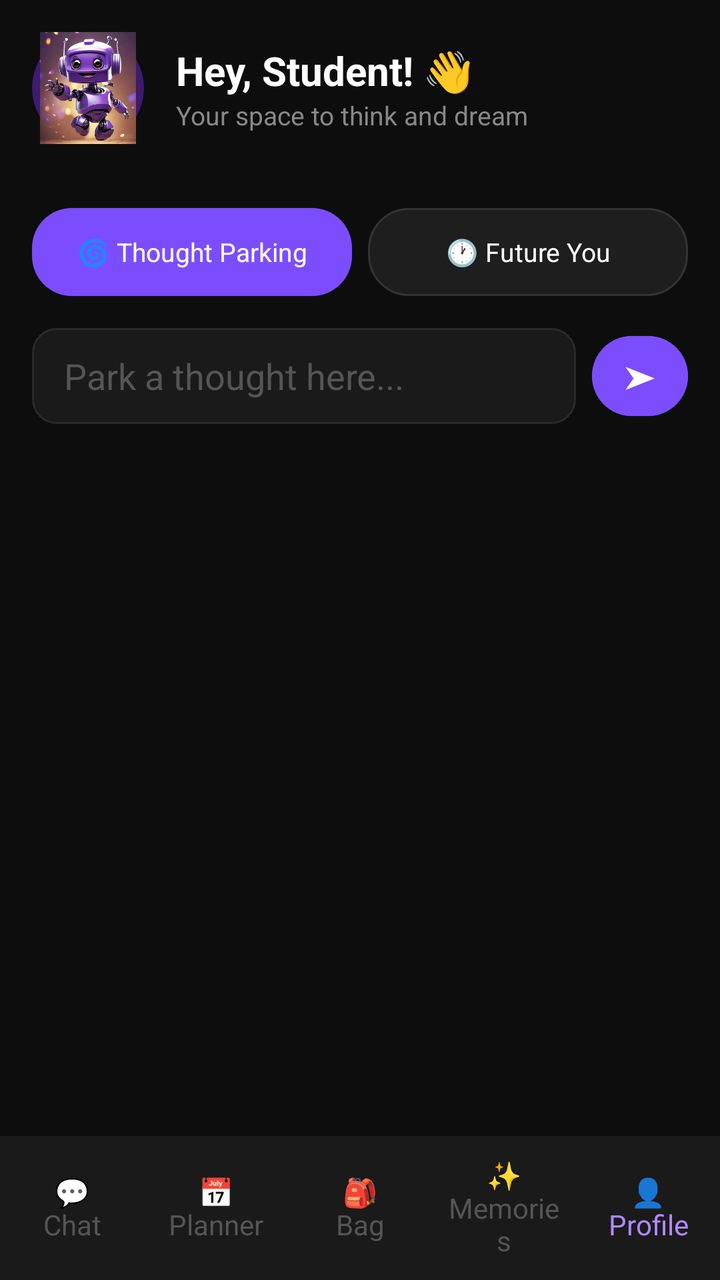
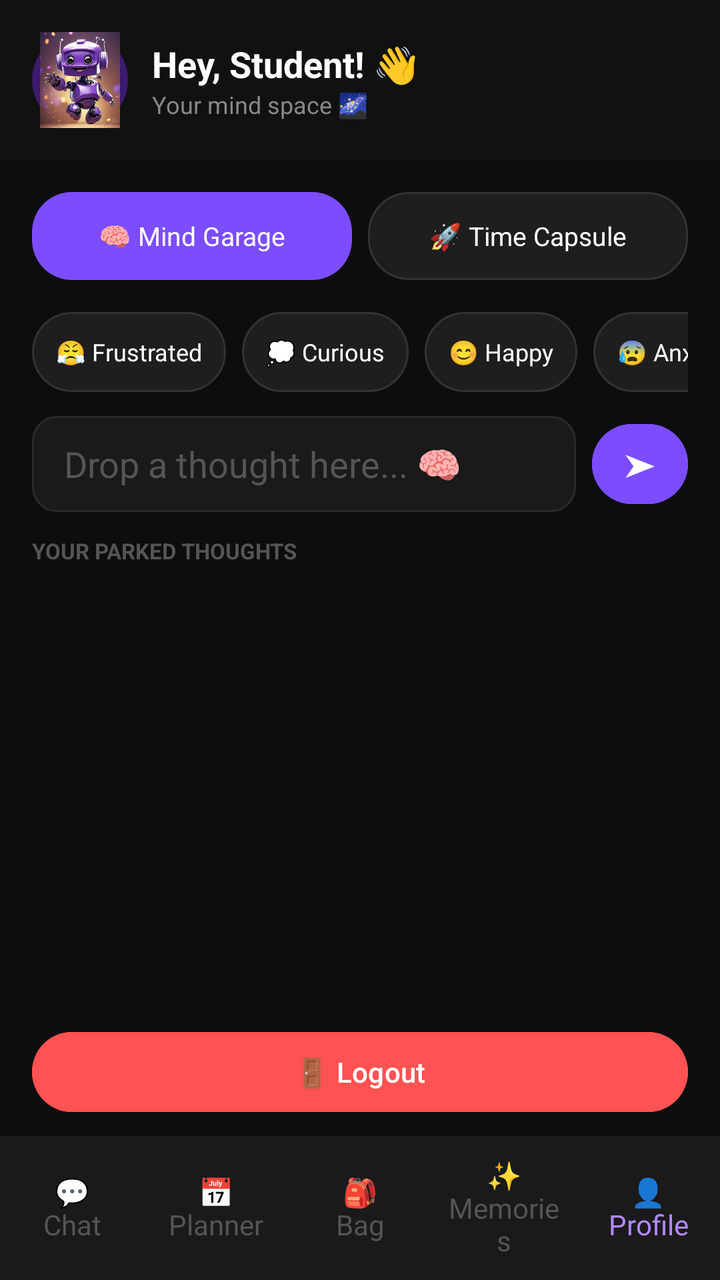

The first picture is an Android layout as it rendered before a commit; the second is the same layout after the commit. The layout source and the unified diff follow.
<!-- AndroidManifest.xml: application theme Theme.MindMate -->
<!-- res/layout/activity_profile.xml -->
<?xml version="1.0" encoding="utf-8"?>
<LinearLayout xmlns:android="http://schemas.android.com/apk/res/android"
    android:layout_width="match_parent"
    android:layout_height="match_parent"
    android:orientation="vertical"
    android:background="#0D0D0D">

    <LinearLayout
        android:layout_width="match_parent"
        android:layout_height="wrap_content"
        android:orientation="horizontal"
        android:padding="16dp"
        android:gravity="center_vertical">

        <ImageView
            android:layout_width="56dp"
            android:layout_height="56dp"
            android:src="@drawable/robot"
            android:scaleType="centerCrop"
            android:background="@drawable/circle_purple"
            android:padding="4dp"
            android:layout_marginEnd="16dp"/>

        <LinearLayout
            android:layout_width="wrap_content"
            android:layout_height="wrap_content"
            android:orientation="vertical">

            <TextView
                android:layout_width="wrap_content"
                android:layout_height="wrap_content"
                android:text="Hey, Student! 👋"
                android:textColor="#FFFFFF"
                android:textSize="20sp"
                android:textStyle="bold"/>

            <TextView
                android:layout_width="wrap_content"
                android:layout_height="wrap_content"
                android:text="Your space to think and dream"
                android:textColor="#888888"
                android:textSize="13sp"/>

        </LinearLayout>

    </LinearLayout>

    <LinearLayout
        android:layout_width="match_parent"
        android:layout_height="wrap_content"
        android:orientation="horizontal"
        android:padding="16dp">

        <TextView
            android:id="@+id/tabThought"
            android:layout_width="0dp"
            android:layout_height="44dp"
            android:layout_weight="1"
            android:text="🌀 Thought Parking"
            android:textColor="#FFFFFF"
            android:textSize="13sp"
            android:gravity="center"
            android:background="@drawable/chip_purple"
            android:layout_marginEnd="8dp"/>

        <TextView
            android:id="@+id/tabFuture"
            android:layout_width="0dp"
            android:layout_height="44dp"
            android:layout_weight="1"
            android:text="🕐 Future You"
            android:textColor="#FFFFFF"
            android:textSize="13sp"
            android:gravity="center"
            android:background="@drawable/chip_dark"/>

    </LinearLayout>

    <LinearLayout
        android:layout_width="match_parent"
        android:layout_height="wrap_content"
        android:orientation="horizontal"
        android:paddingStart="16dp"
        android:paddingEnd="16dp"
        android:paddingBottom="16dp"
        android:gravity="center_vertical">

        <EditText
            android:id="@+id/etThought"
            android:layout_width="0dp"
            android:layout_height="48dp"
            android:layout_weight="1"
            android:hint="Park a thought here..."
            android:textColor="#FFFFFF"
            android:textColorHint="#555555"
            android:paddingStart="16dp"
            android:paddingEnd="16dp"
            android:background="@drawable/edittext_dark"
            android:layout_marginEnd="8dp"/>

        <Button
            android:id="@+id/btnPark"
            android:layout_width="48dp"
            android:layout_height="48dp"
            android:text="➤"
            android:textSize="16sp"
            android:padding="0dp"
            android:backgroundTint="#7C4DFF"/>

    </LinearLayout>

    <androidx.recyclerview.widget.RecyclerView
        android:id="@+id/rvThoughts"
        android:layout_width="match_parent"
        android:layout_height="0dp"
        android:layout_weight="1"
        android:padding="16dp"
        android:clipToPadding="false"/>

    <LinearLayout
        android:layout_width="match_parent"
        android:layout_height="72dp"
        android:orientation="horizontal"
        android:background="#1A1A1A"
        android:gravity="center">

        <TextView
            android:id="@+id/navChat"
            android:layout_width="0dp"
            android:layout_height="match_parent"
            android:layout_weight="1"
            android:text="💬&#10;Chat"
            android:textColor="#555555"
            android:textSize="14sp"
            android:gravity="center"
            android:padding="8dp"/>

        <TextView
            android:id="@+id/navPlanner"
            android:layout_width="0dp"
            android:layout_height="match_parent"
            android:layout_weight="1"
            android:text="📅&#10;Planner"
            android:textColor="#555555"
            android:textSize="14sp"
            android:gravity="center"
            android:padding="8dp"/>

        <TextView
            android:id="@+id/navBag"
            android:layout_width="0dp"
            android:layout_height="match_parent"
            android:layout_weight="1"
            android:text="🎒&#10;Bag"
            android:textColor="#555555"
            android:textSize="14sp"
            android:gravity="center"
            android:padding="8dp"/>

        <TextView
            android:id="@+id/navMemories"
            android:layout_width="0dp"
            android:layout_height="match_parent"
            android:layout_weight="1"
            android:text="✨&#10;Memories"
            android:textColor="#555555"
            android:textSize="14sp"
            android:gravity="center"
            android:padding="8dp"/>

        <TextView
            android:id="@+id/navProfile"
            android:layout_width="0dp"
            android:layout_height="match_parent"
            android:layout_weight="1"
            android:text="👤&#10;Profile"
            android:textColor="#B388FF"
            android:textSize="14sp"
            android:gravity="center"
            android:padding="8dp"/>

    </LinearLayout>

</LinearLayout>
<!-- resources referenced by this layout -->
<resources>
  <!-- drawable chip_dark (drawable) -->
  <?xml version="1.0" encoding="utf-8"?>
  <shape xmlns:android="http://schemas.android.com/apk/res/android"
      android:shape="rectangle">
      <solid android:color="#1E1E1E"/>
      <corners android:radius="20dp"/>
      <stroke
          android:width="1dp"
          android:color="#333333"/>
  </shape>
  <!-- drawable chip_purple (drawable) -->
  <?xml version="1.0" encoding="utf-8"?>
  <shape xmlns:android="http://schemas.android.com/apk/res/android"
      android:shape="rectangle">
      <solid android:color="#7C4DFF"/>
      <corners android:radius="20dp"/>
  </shape>
  <!-- drawable circle_purple (drawable) -->
  <?xml version="1.0" encoding="utf-8"?>
  <shape xmlns:android="http://schemas.android.com/apk/res/android"
      android:shape="oval">
      <solid android:color="#3D1B6E"/>
  </shape>
  <!-- drawable edittext_dark (drawable) -->
  <?xml version="1.0" encoding="utf-8"?>
  <shape xmlns:android="http://schemas.android.com/apk/res/android"
      android:shape="rectangle">
      <solid android:color="#1A1A1A"/>
      <corners android:radius="12dp"/>
      <stroke
          android:width="1dp"
          android:color="#2A2A2A"/>
  </shape>
  <!-- drawable robot: png bitmap (drawable, 283376 bytes) -->
  <style name="Theme.MindMate" parent="Base.Theme.MindMate" />
  <style name="Base.Theme.MindMate" parent="Theme.Material3.DayNight.NoActionBar">
          
          
      </style>
</resources>

<!-- the commit's change to res/layout/activity_profile.xml (unified diff, before → after) -->
@@ -5,46 +5,51 @@
     android:orientation="vertical"
     android:background="#0D0D0D">
 
+    
     <LinearLayout
         android:layout_width="match_parent"
         android:layout_height="wrap_content"
         android:orientation="horizontal"
         android:padding="16dp"
-        android:gravity="center_vertical">
+        android:gravity="center_vertical"
+        android:background="#111111">
 
         <ImageView
-            android:layout_width="56dp"
-            android:layout_height="56dp"
+            android:layout_width="48dp"
+            android:layout_height="48dp"
             android:src="@drawable/robot"
             android:scaleType="centerCrop"
             android:background="@drawable/circle_purple"
             android:padding="4dp"
-            android:layout_marginEnd="16dp"/>
+            android:layout_marginEnd="12dp"/>
 
         <LinearLayout
-            android:layout_width="wrap_content"
-            android:layout_height="wrap_content"
+            android:layout_width="0dp"
+            android:layout_height="wrap_content"
+            android:layout_weight="1"
             android:orientation="vertical">
+
+            <TextView
+                android:id="@+id/tvStudentName"
+                android:layout_width="wrap_content"
+                android:layout_height="wrap_content"
+                android:text="Hey, Student! 👋"
+                android:textColor="#FFFFFF"
+                android:textSize="18sp"
+                android:textStyle="bold"/>
 
             <TextView
                 android:layout_width="wrap_content"
                 android:layout_height="wrap_content"
-                android:text="Hey, Student! 👋"
-                android:textColor="#FFFFFF"
-                android:textSize="20sp"
-                android:textStyle="bold"/>
-
-            <TextView
-                android:layout_width="wrap_content"
-                android:layout_height="wrap_content"
-                android:text="Your space to think and dream"
+                android:text="Your mind space 🌌"
                 android:textColor="#888888"
-                android:textSize="13sp"/>
+                android:textSize="12sp"/>
 
         </LinearLayout>
 
     </LinearLayout>
 
+    
     <LinearLayout
         android:layout_width="match_parent"
         android:layout_height="wrap_content"
@@ -56,7 +61,7 @@
             android:layout_width="0dp"
             android:layout_height="44dp"
             android:layout_weight="1"
-            android:text="🌀 Thought Parking"
+            android:text="🧠 Mind Garage"
             android:textColor="#FFFFFF"
             android:textSize="13sp"
             android:gravity="center"
@@ -68,7 +73,7 @@
             android:layout_width="0dp"
             android:layout_height="44dp"
             android:layout_weight="1"
-            android:text="🕐 Future You"
+            android:text="🚀 Time Capsule"
             android:textColor="#FFFFFF"
             android:textSize="13sp"
             android:gravity="center"
@@ -76,47 +81,354 @@
 
     </LinearLayout>
 
+    
     <LinearLayout
-        android:layout_width="match_parent"
-        android:layout_height="wrap_content"
-        android:orientation="horizontal"
-        android:paddingStart="16dp"
-        android:paddingEnd="16dp"
-        android:paddingBottom="16dp"
-        android:gravity="center_vertical">
-
-        <EditText
-            android:id="@+id/etThought"
-            android:layout_width="0dp"
-            android:layout_height="48dp"
-            android:layout_weight="1"
-            android:hint="Park a thought here..."
-            android:textColor="#FFFFFF"
-            android:textColorHint="#555555"
+        android:id="@+id/thoughtLayout"
+        android:layout_width="match_parent"
+        android:layout_height="0dp"
+        android:layout_weight="1"
+        android:orientation="vertical">
+
+        
+        <HorizontalScrollView
+            android:layout_width="match_parent"
+            android:layout_height="wrap_content"
+            android:scrollbars="none"
             android:paddingStart="16dp"
             android:paddingEnd="16dp"
-            android:background="@drawable/edittext_dark"
-            android:layout_marginEnd="8dp"/>
-
-        <Button
-            android:id="@+id/btnPark"
-            android:layout_width="48dp"
-            android:layout_height="48dp"
-            android:text="➤"
-            android:textSize="16sp"
-            android:padding="0dp"
-            android:backgroundTint="#7C4DFF"/>
+            android:paddingBottom="12dp">
+
+            <LinearLayout
+                android:id="@+id/moodContainer"
+                android:layout_width="wrap_content"
+                android:layout_height="wrap_content"
+                android:orientation="horizontal">
+
+                <TextView
+                    android:id="@+id/moodFrustrated"
+                    android:layout_width="wrap_content"
+                    android:layout_height="40dp"
+                    android:text="😤 Frustrated"
+                    android:textColor="#FFFFFF"
+                    android:textSize="12sp"
+                    android:gravity="center"
+                    android:paddingStart="12dp"
+                    android:paddingEnd="12dp"
+                    android:layout_marginEnd="8dp"
+                    android:background="@drawable/chip_dark"/>
+
+                <TextView
+                    android:id="@+id/moodCurious"
+                    android:layout_width="wrap_content"
+                    android:layout_height="40dp"
+                    android:text="💭 Curious"
+                    android:textColor="#FFFFFF"
+                    android:textSize="12sp"
+                    android:gravity="center"
+                    android:paddingStart="12dp"
+                    android:paddingEnd="12dp"
+                    android:layout_marginEnd="8dp"
+                    android:background="@drawable/chip_dark"/>
+
+                <TextView
+                    android:id="@+id/moodHappy"
+                    android:layout_width="wrap_content"
+                    android:layout_height="40dp"
+                    android:text="😊 Happy"
+                    android:textColor="#FFFFFF"
+                    android:textSize="12sp"
+                    android:gravity="center"
+                    android:paddingStart="12dp"
+                    android:paddingEnd="12dp"
+                    android:layout_marginEnd="8dp"
+                    android:background="@drawable/chip_dark"/>
+
+                <TextView
+                    android:id="@+id/moodAnxious"
+                    android:layout_width="wrap_content"
+                    android:layout_height="40dp"
+                    android:text="😰 Anxious"
+                    android:textColor="#FFFFFF"
+                    android:textSize="12sp"
+                    android:gravity="center"
+                    android:paddingStart="12dp"
+                    android:paddingEnd="12dp"
+                    android:layout_marginEnd="8dp"
+                    android:background="@drawable/chip_dark"/>
+
+                <TextView
+                    android:id="@+id/moodIdea"
+                    android:layout_width="wrap_content"
+                    android:layout_height="40dp"
+                    android:text="💡 Idea"
+                    android:textColor="#FFFFFF"
+                    android:textSize="12sp"
+                    android:gravity="center"
+                    android:paddingStart="12dp"
+                    android:paddingEnd="12dp"
+                    android:layout_marginEnd="8dp"
+                    android:background="@drawable/chip_dark"/>
+
+                <TextView
+                    android:id="@+id/moodMotivated"
+                    android:layout_width="wrap_content"
+                    android:layout_height="40dp"
+                    android:text="🔥 Motivated"
+                    android:textColor="#FFFFFF"
+                    android:textSize="12sp"
+                    android:gravity="center"
+                    android:paddingStart="12dp"
+                    android:paddingEnd="12dp"
+                    android:background="@drawable/chip_dark"/>
+
+            </LinearLayout>
+
+        </HorizontalScrollView>
+
+        
+        <LinearLayout
+            android:layout_width="match_parent"
+            android:layout_height="wrap_content"
+            android:orientation="horizontal"
+            android:paddingStart="16dp"
+            android:paddingEnd="16dp"
+            android:paddingBottom="12dp"
+            android:gravity="center_vertical">
+
+            <EditText
+                android:id="@+id/etThought"
+                android:layout_width="0dp"
+                android:layout_height="48dp"
+                android:layout_weight="1"
+                android:hint="Drop a thought here... 🧠"
+                android:textColor="#FFFFFF"
+                android:textColorHint="#555555"
+                android:paddingStart="16dp"
+                android:paddingEnd="16dp"
+                android:background="@drawable/edittext_dark"
+                android:layout_marginEnd="8dp"/>
+
+            <Button
+                android:id="@+id/btnPark"
+                android:layout_width="48dp"
+                android:layout_height="48dp"
+                android:text="➤"
+                android:textSize="16sp"
+                android:padding="0dp"
+                android:backgroundTint="#7C4DFF"/>
+
+        </LinearLayout>
+
+        
+        <TextView
+            android:id="@+id/tvThoughtCount"
+            android:layout_width="wrap_content"
+            android:layout_height="wrap_content"
+            android:text="YOUR PARKED THOUGHTS"
+            android:textColor="#555555"
+            android:textSize="11sp"
+            android:textStyle="bold"
+            android:paddingStart="16dp"
+            android:paddingBottom="8dp"/>
+
+        
+        <ScrollView
+            android:layout_width="match_parent"
+            android:layout_height="0dp"
+            android:layout_weight="1">
+
+            <LinearLayout
+                android:id="@+id/thoughtContainer"
+                android:layout_width="match_parent"
+                android:layout_height="wrap_content"
+                android:orientation="vertical"
+                android:padding="16dp"/>
+
+        </ScrollView>
 
     </LinearLayout>
 
-    <androidx.recyclerview.widget.RecyclerView
-        android:id="@+id/rvThoughts"
+    
+    <LinearLayout
+        android:id="@+id/futureLayout"
         android:layout_width="match_parent"
         android:layout_height="0dp"
         android:layout_weight="1"
-        android:padding="16dp"
-        android:clipToPadding="false"/>
-
+        android:orientation="vertical"
+        android:visibility="gone">
+
+        
+        <LinearLayout
+            android:layout_width="match_parent"
+            android:layout_height="wrap_content"
+            android:orientation="vertical"
+            android:padding="16dp"
+            android:background="#111111"
+            android:layout_marginStart="16dp"
+            android:layout_marginEnd="16dp"
+            android:layout_marginBottom="12dp">
+
+            <TextView
+                android:layout_width="wrap_content"
+                android:layout_height="wrap_content"
+                android:text="💌 Dear Future Me..."
+                android:textColor="#B388FF"
+                android:textSize="16sp"
+                android:textStyle="bold"
+                android:layout_marginBottom="8dp"/>
+
+            <EditText
+                android:id="@+id/etFutureLetter"
+                android:layout_width="match_parent"
+                android:layout_height="120dp"
+                android:hint="Write something your future self needs to hear..."
+                android:textColor="#FFFFFF"
+                android:textColorHint="#555555"
+                android:padding="12dp"
+                android:gravity="top"
+                android:background="@drawable/edittext_dark"
+                android:layout_marginBottom="12dp"/>
+
+            
+            <TextView
+                android:layout_width="wrap_content"
+                android:layout_height="wrap_content"
+                android:text="🔒 Seal until..."
+                android:textColor="#888888"
+                android:textSize="12sp"
+                android:layout_marginBottom="8dp"/>
+
+            <HorizontalScrollView
+                android:layout_width="match_parent"
+                android:layout_height="wrap_content"
+                android:scrollbars="none"
+                android:layout_marginBottom="12dp">
+
+                <LinearLayout
+                    android:layout_width="wrap_content"
+                    android:layout_height="wrap_content"
+                    android:orientation="horizontal">
+
+                    <TextView
+                        android:id="@+id/timer1Week"
+                        android:layout_width="wrap_content"
+                        android:layout_height="36dp"
+                        android:text="1 Week"
+                        android:textColor="#FFFFFF"
+                        android:textSize="12sp"
+                        android:gravity="center"
+                        android:paddingStart="12dp"
+                        android:paddingEnd="12dp"
+                        android:layout_marginEnd="8dp"
+                        android:background="@drawable/chip_purple"/>
+
+                    <TextView
+                        android:id="@+id/timer1Month"
+                        android:layout_width="wrap_content"
+                        android:layout_height="36dp"
+                        android:text="1 Month"
+                        android:textColor="#FFFFFF"
+                        android:textSize="12sp"
+                        android:gravity="center"
+                        android:paddingStart="12dp"
+                        android:paddingEnd="12dp"
+                        android:layout_marginEnd="8dp"
+                        android:background="@drawable/chip_dark"/>
+
+                    <TextView
+                        android:id="@+id/timer3Months"
+                        android:layout_width="wrap_content"
+                        android:layout_height="36dp"
+                        android:text="3 Months"
+                        android:textColor="#FFFFFF"
+                        android:textSize="12sp"
+                        android:gravity="center"
+                        android:paddingStart="12dp"
+                        android:paddingEnd="12dp"
+                        android:layout_marginEnd="8dp"
+                        android:background="@drawable/chip_dark"/>
+
+                    <TextView
+                        android:id="@+id/timer1Year"
+                        android:layout_width="wrap_content"
+                        android:layout_height="36dp"
+                        android:text="1 Year"
+                        android:textColor="#FFFFFF"
+                        android:textSize="12sp"
+                        android:gravity="center"
+                        android:paddingStart="12dp"
+                        android:paddingEnd="12dp"
+                        android:layout_marginEnd="8dp"
+                        android:background="@drawable/chip_dark"/>
+
+                    <TextView
+                        android:id="@+id/timerCustom"
+                        android:layout_width="wrap_content"
+                        android:layout_height="36dp"
+                        android:text="📅 Custom"
+                        android:textColor="#FFFFFF"
+                        android:textSize="12sp"
+                        android:gravity="center"
+                        android:paddingStart="12dp"
+                        android:paddingEnd="12dp"
+                        android:background="@drawable/chip_dark"/>
+
+                </LinearLayout>
+
+            </HorizontalScrollView>
+
+            <Button
+                android:id="@+id/btnSendLetter"
+                android:layout_width="match_parent"
+                android:layout_height="48dp"
+                android:text="🚀 Seal &amp; Send to Future Me"
+                android:textColor="#FFFFFF"
+                android:textSize="14sp"
+                android:backgroundTint="#3D1B6E"/>
+
+        </LinearLayout>
+
+        
+        <TextView
+            android:layout_width="wrap_content"
+            android:layout_height="wrap_content"
+            android:text="TIME CAPSULES"
+            android:textColor="#555555"
+            android:textSize="11sp"
+            android:textStyle="bold"
+            android:paddingStart="16dp"
+            android:paddingBottom="8dp"/>
+
+        <ScrollView
+            android:layout_width="match_parent"
+            android:layout_height="0dp"
+            android:layout_weight="1">
+
+            <LinearLayout
+                android:id="@+id/futureContainer"
+                android:layout_width="match_parent"
+                android:layout_height="wrap_content"
+                android:orientation="vertical"
+                android:padding="16dp"/>
+
+        </ScrollView>
+
+    </LinearLayout>
+
+    
+    <Button
+        android:id="@+id/btnLogout"
+        android:layout_width="match_parent"
+        android:layout_height="48dp"
+        android:text="🚪 Logout"
+        android:textColor="#FFFFFF"
+        android:textSize="14sp"
+        android:backgroundTint="#FF5252"
+        android:layout_marginStart="16dp"
+        android:layout_marginEnd="16dp"
+        android:layout_marginBottom="8dp"/>
+
+    
     <LinearLayout
         android:layout_width="match_parent"
         android:layout_height="72dp"
